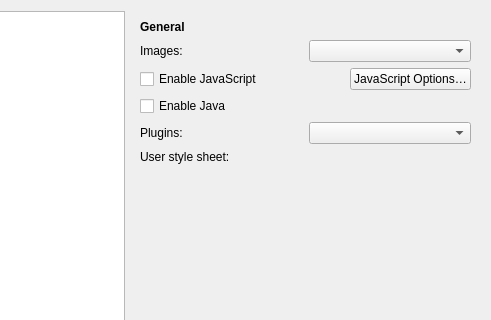
Old version of the form src/ui/preferences/PreferencesAdvancedPageWidget.ui in the repository OtterBrowser/otter-browser; both pictures show x 131 to 622 and y 0 to 320 of the 622 by 700 pixel window.
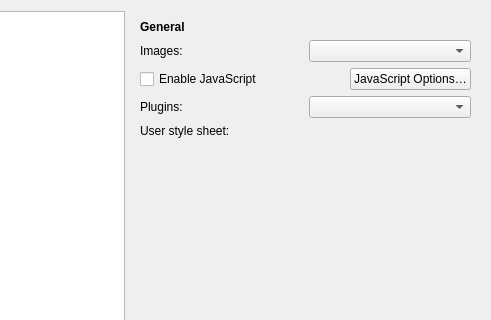
New version of the form. The open tabs and pages were chosen to show the change. Custom widgets are drawn as their Qt base class.

Commit message: Remove separate option to enable Java and treat it like other NPAPI plugins

What changed in the file:
```diff
--- a/src/ui/preferences/PreferencesAdvancedPageWidget.ui
+++ b/src/ui/preferences/PreferencesAdvancedPageWidget.ui
@@ -344,7 +344,7 @@
       </layout>
      </widget>
      <widget class="QWidget" name="contentPage">
-      <layout class="QVBoxLayout" name="contentPageLayout" stretch="0,0,0,0,0,0,1">
+      <layout class="QVBoxLayout" name="contentPageLayout" stretch="0,0,0,0,0,1">
        <item>
         <widget class="QLabel" name="contentGeneralHeader">
          <property name="font">
@@ -393,13 +393,6 @@
          </item>
         </layout>
        </item>
-       <item>
-        <widget class="QCheckBox" name="enableJavaCheckBox">
-         <property name="text">
-          <string>Enable Java</string>
-         </property>
-        </widget>
-       </item>
        <item>
         <layout class="QHBoxLayout" name="enablePluginsLayout">
          <item>
```
The commit also changes 11 other files.
